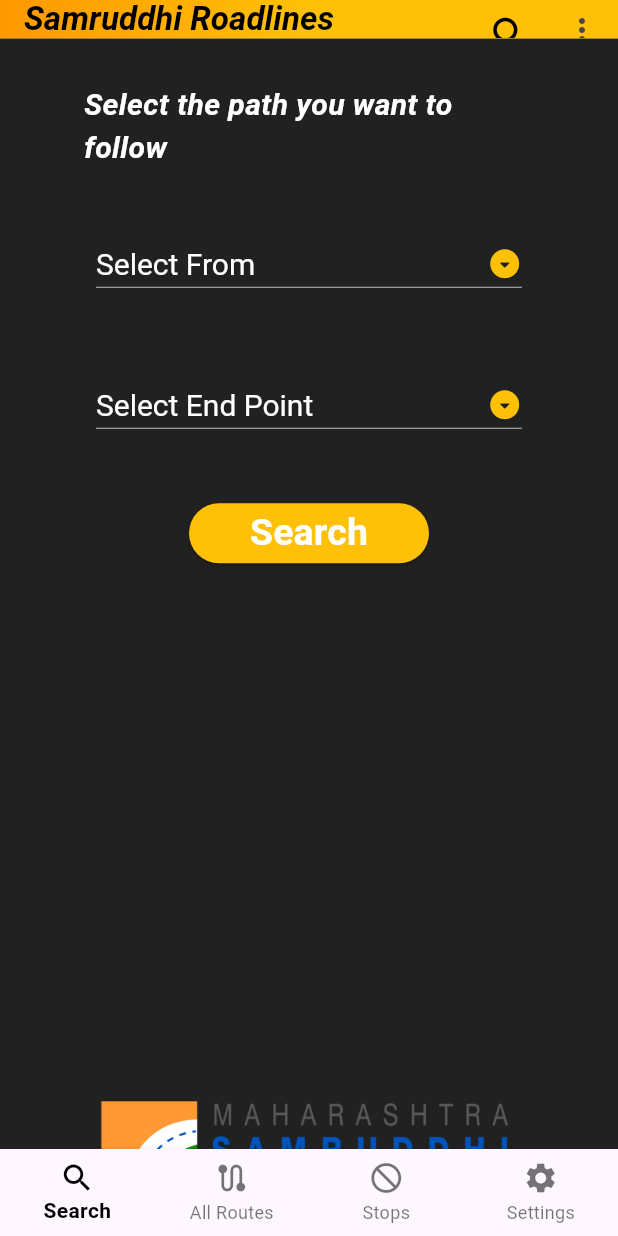
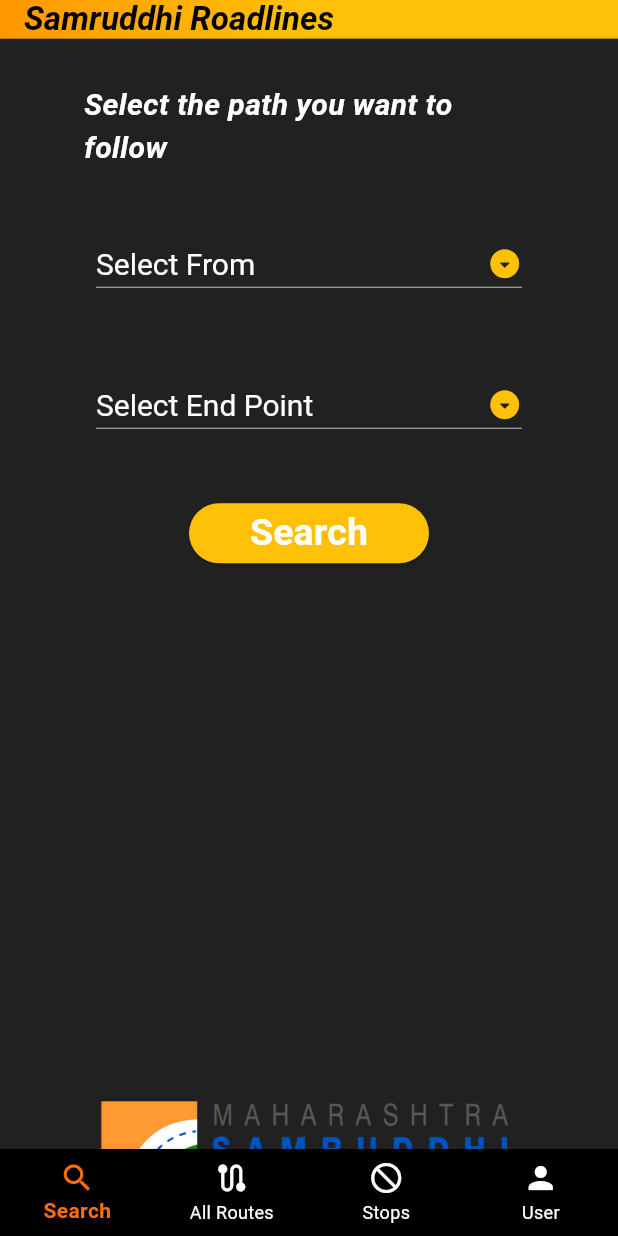
Before and after one commit to COffeebean2610/Project-SHW, a Flutter app: the screen it shows once a user with an empty profile is signed in, on a phone screen of 412 x 824 dp. Run offline on Flutter 3.47's test engine with Material 3 defaults, Android fonts, the phone set to English and light mode, and no system bars; our stand-ins replace cloud_firestore, firebase_auth, firebase_core, fluttertoast, google_sign_in; accounts and stored records are empty; Roboto replaces fonts that are missing (Times New Roman).

Commit message:
USer Screen done

```diff
--- a/lib/appbar/app_bar.dart
+++ b/lib/appbar/app_bar.dart
@@ -3,7 +3,6 @@ import "package:flutter/material.dart";
 import "package:project_shw/pages/locations_for_google_maps.dart";
 import "package:project_shw/pages/petrol_pumps.dart";
 
-import "../search_screen/search_screen.dart";
 
 class AppDrawerForAll extends StatelessWidget {
   final String title;
@@ -30,49 +29,7 @@ class AppDrawerForAll extends StatelessWidget {
             fontStyle: FontStyle.italic,
             fontSize: 44 * MediaQuery.of(context).size.aspectRatio),
       ),
-      actions: <Widget>[
 
-        IconButton(
-          icon: const Icon(Icons.search, size: 30, color: Colors.black),
-          onPressed: () {
-            Navigator.push(
-              context,
-              MaterialPageRoute(
-                builder: (context) => const SearchScreen(),
-              ),
-            );
-          },
-        ),
-        PopupMenuButton<String>(
-          onSelected: (String choice) {
-            handleClick(choice, context);
-          },
-          itemBuilder: (BuildContext context) {
-            return {'Logout', 'See All Routes','view stops'}.map((String choice) {
-              return PopupMenuItem<String>(
-                value: choice,
-                child: Text(
-                  choice,
-                  style: const TextStyle(color: Colors.black,fontSize:13,fontWeight: FontWeight.bold),
-                ),
-              );
-            }).toList();
-          },
-          color: Colors.amber,
-          position: PopupMenuPosition.under,
-          offset:const Offset(0, 16),
-          shape: RoundedRectangleBorder(
-              borderRadius: BorderRadius.circular(
-                  23 * MediaQuery.of(context).size.aspectRatio)),
-          elevation: 4,
-        ),
-        // IconButton(
-        //   icon: const Icon(Icons.logout,color: Colors.black,),
-        //   onPressed: () async {
-        //     await FirebaseAuth.instance.signOut();
-        //   },
-        // ),
-      ],
     );
   }
 
--- a/lib/loading_screen/splash_screen.dart
+++ b/lib/loading_screen/splash_screen.dart
@@ -25,7 +25,8 @@ class _SplashScreenState extends State<SplashScreen>
 
   @override
   void dispose() {
-    SystemChrome.setEnabledSystemUIMode(SystemUiMode.manual);
+    SystemChrome.setEnabledSystemUIMode(SystemUiMode.manual,
+        overlays: SystemUiOverlay.values);
     super.dispose();
   }
 
--- a/lib/pages/home.dart
+++ b/lib/pages/home.dart
@@ -1,6 +1,7 @@
+import 'package:animations/animations.dart';
 import 'package:flutter/material.dart';
 import 'package:project_shw/appbar/app_bar.dart';
-import 'package:project_shw/models/tab_navigator.dart';
+
 import 'package:project_shw/pages/settings.dart';
 import 'package:project_shw/pages/locations_for_google_maps.dart';
 import 'package:project_shw/pages/petrol_pumps.dart';
@@ -14,69 +15,46 @@ class Home extends StatefulWidget {
 }
 
 class HomeState extends State<Home> {
-  final List<Widget> _children = [
+  final List<Widget> _pageList = [
     const SearchScreen(),
     const LocationsForGoogleMaps(),
     const PetrolPumps(),
     const Settings()
   ];
-  final Map<String, GlobalKey<NavigatorState>> _navigatorKeys = {
-    "Search": GlobalKey<NavigatorState>(),
-    "All Routes": GlobalKey<NavigatorState>(),
-    "Stops": GlobalKey<NavigatorState>(),
-    "Settings": GlobalKey<NavigatorState>(),
-  };
+
   int _selectedIndex = 0;
-
-  final List<String> pageKeys = ["Search", "All Routes", "Stops", "Settings"];
-
-  late String _currPage;
 
   @override
   void initState() {
     super.initState();
-    _currPage = pageKeys[0];
-  }
-
-  void _selectTab(String tabItem, int index) {
-    if (tabItem == _currPage) {
-      _navigatorKeys[tabItem]?.currentState?.popUntil((route) => route.isFirst);
-    } else {
-      setState(() {
-        _currPage = pageKeys[index];
-        _selectedIndex = index;
-      });
-    }
+    _selectedIndex = 0;
   }
 
   @override
   Widget build(BuildContext context) {
-    return PopScope(
-      onPopInvoked: (bool didPop) async {
-        final isFirstRouteInCurrentTab =
-        await _navigatorKeys [_currPage]?.currentState?.maybePop();
-        if (isFirstRouteInCurrentTab != null || !isFirstRouteInCurrentTab! == true) {
-          if (_currPage == "Search") {
-            _selectTab("Search", 1);
-
-
-// let system handle back button if we' re on the first route
-
-          }
-
-        }
-      },
-      child: Scaffold(
+    return Scaffold(
       appBar: PreferredSize(
-          preferredSize: Size.fromHeight(17 * MediaQuery.of(context).devicePixelRatio),
+        preferredSize:
+            Size.fromHeight(17 * MediaQuery.of(context).devicePixelRatio),
         child: const AppDrawerForAll(
           title: 'Samruddhi-Mahamarg',
         ),
       ),
-        body: IndexedStack(
-          index: _selectedIndex,
-          children: _children,
+      // body: _pageList[_selectedIndex],
+      // body: IndexedStack(
+      //   index: _selectedIndex,
+      //   children: _children,
+      // ),
+      body: PageTransitionSwitcher(
+        transitionBuilder: (child, animation, secondaryAnimation) =>
+            FadeThroughTransition(
+                animation: animation,
+                secondaryAnimation: secondaryAnimation,
+              child: child,
             ),
+        child: _pageList[_selectedIndex],
+      ),
+
       bottomNavigationBar: BottomNavigationBar(
         items: const <BottomNavigationBarItem>[
           BottomNavigationBarItem(
@@ -95,23 +73,23 @@ class HomeState extends State<Home> {
             backgroundColor: Colors.redAccent,
           ),
           BottomNavigationBarItem(
-              icon: Icon(Icons.settings),
-              label: 'Settings',
+            icon: Icon(Icons.person),
+            label: 'User',
             backgroundColor: Colors.black12,
           ),
         ],
         type: BottomNavigationBarType.fixed,
         elevation: 5,
+        backgroundColor: Colors.black,
+        unselectedItemColor: Colors.white,
         currentIndex: _selectedIndex,
-          selectedItemColor: Colors.black,
+        selectedItemColor: Colors.amber.shade900,
         onTap: (index) {
           setState(() {
             _selectedIndex = index;
           });
         },
-
         selectedLabelStyle: const TextStyle(fontWeight: FontWeight.bold),
-        ),
       ),
     );
   }
--- a/lib/search_screen/search_screen.dart
+++ b/lib/search_screen/search_screen.dart
@@ -204,8 +204,7 @@ class SearchScreenState extends State<SearchScreen> {
                 //     child: const Text('See All Routes')),
           Image.asset(
             "assets/images/logo.png",
-            // Make sure to provide the correct path to your image asset
-            // Also, you can adjust the width and height of the image as needed
+
 
           ),
           ]
--- a/pubspec.yaml
+++ b/pubspec.yaml
@@ -47,6 +47,7 @@ dependencies:
   google_sign_in: ^6.2.1
   flutter_local_notifications: ^17.0.0
   flutter_datetime_picker: ^1.5.1
+  animations: ^2.0.11
 
 dev_dependencies:
   flutter_test:
```
Also changed, not shown: lib/pages/locations_for_google_maps.dart (+3 -4 lines), lib/pages/petrol_pumps.dart (+19 -65 lines), lib/pages/settings.dart (+55 -2 lines), pubspec.lock. Lines whose indentation alone changed are shown as unchanged.
